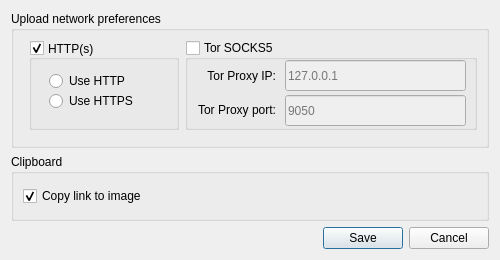
Before: the Qt Designer form settings.ui in SkyzohKey/screencloud-desu.sh, drawn with Qt 5.
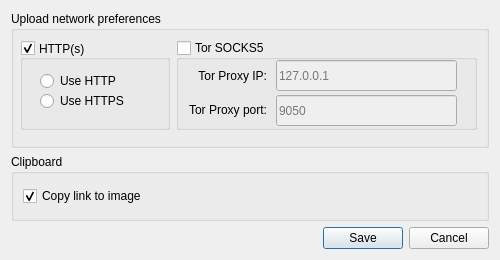
After: the same form once the commit is applied.

Commit message: Padding issue, fix.

```diff
--- a/settings.ui
+++ b/settings.ui
@@ -53,6 +53,9 @@
       <property name="formAlignment">
        <set>Qt::AlignLeading|Qt::AlignLeft|Qt::AlignVCenter</set>
       </property>
+      <property name="leftMargin">
+       <number>0</number>
+      </property>
       <item row="2" column="0">
        <layout class="QVBoxLayout" name="verticalLayout"/>
       </item>
```
